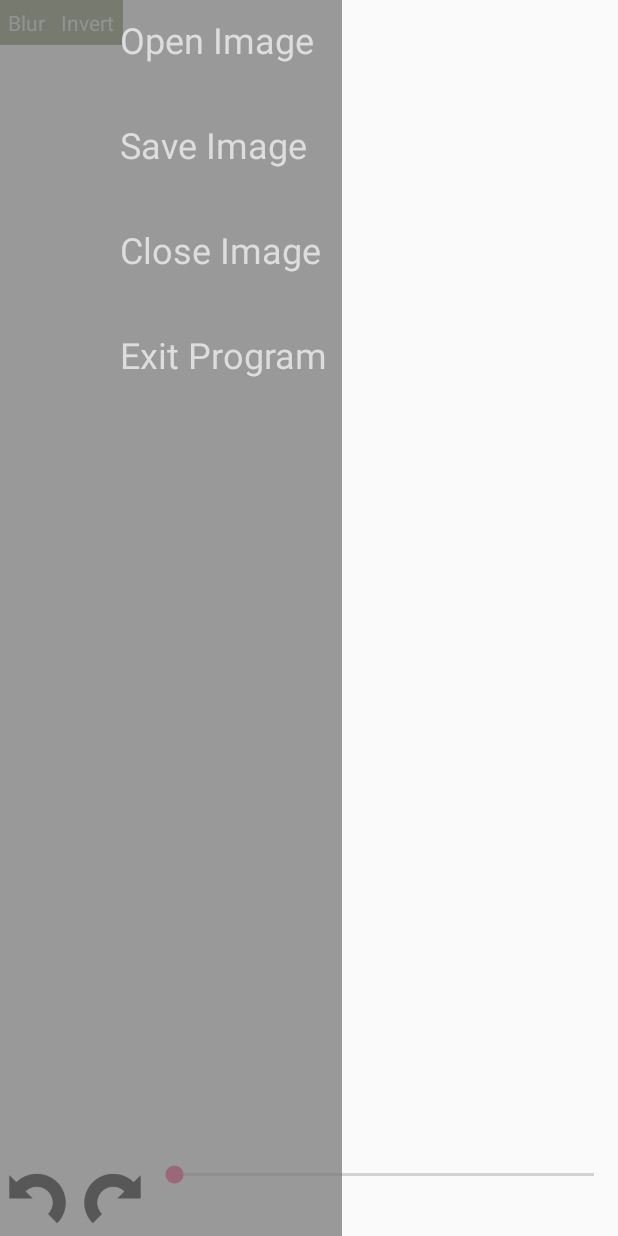
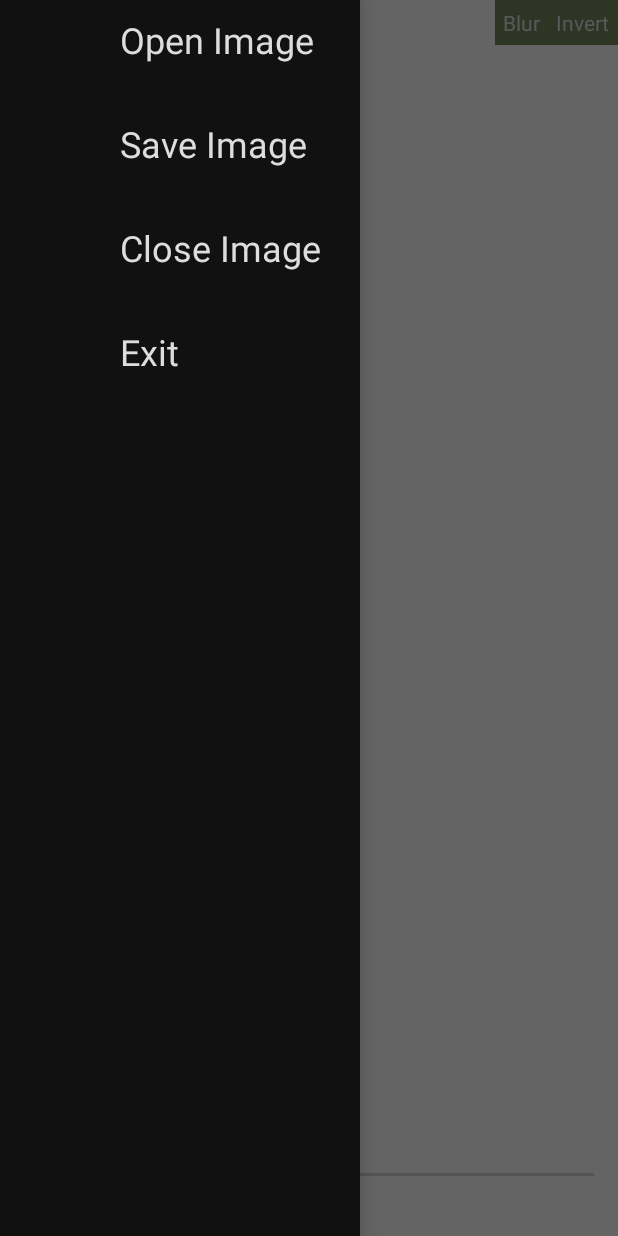
Before and after one commit to m-socha/ImageFiltersAndroid, an Android app: the screen it shows after launch (MediaEffectActivity), on a phone screen of 412 x 824 dp. Run offline under Robolectric (Android 15) with nearby library versions, the phone set to English and light mode, and no system bars.

Commit message:
Nav drawer added

```diff
--- a/app/src/main/AndroidManifest.xml
+++ b/app/src/main/AndroidManifest.xml
@@ -5,6 +5,7 @@
     <uses-permission android:name="android.permission.READ_EXTERNAL_STORAGE" />
 
     <application
+        android:name="com.example.michael.imageblurrer.Core.ImageFilterApplication"
         android:allowBackup="true"
         android:icon="@mipmap/ic_launcher"
         android:label="@string/app_name"
--- a/app/src/main/java/com/example/michael/imageblurrer/Activities/MediaEffectActivity.java
+++ b/app/src/main/java/com/example/michael/imageblurrer/Activities/MediaEffectActivity.java
@@ -11,29 +11,42 @@ import android.graphics.Matrix;
 import android.net.Uri;
 import android.os.Bundle;
 import android.provider.MediaStore;
+import android.support.v4.content.ContextCompat;
+import android.support.v4.widget.DrawerLayout;
 import android.util.Log;
+import android.view.Gravity;
 import android.view.MotionEvent;
 import android.view.View;
+import android.widget.AdapterView;
+import android.widget.Button;
 import android.widget.ImageView;
 import android.widget.LinearLayout;
+import android.widget.ListView;
 import android.widget.SeekBar;
+import android.widget.TextView;
 
+import com.example.michael.imageblurrer.Adapters.NavDrawerListAdapter;
 import com.example.michael.imageblurrer.Filters.BlurFilter;
 import com.example.michael.imageblurrer.Filters.EffectFilter;
 import com.example.michael.imageblurrer.Filters.InvertFilter;
+import com.example.michael.imageblurrer.Models.NavDrawerItem;
 import com.example.michael.imageblurrer.R;
 import com.example.michael.imageblurrer.StateClasses.FilterState;
 
+import java.util.ArrayList;
+import java.util.Arrays;
 import java.util.HashMap;
+import java.util.Map;
 import java.util.Stack;
 public class MediaEffectActivity extends Activity implements View.OnTouchListener {
 
 	private final static int LOAD_IMAGE_RESULT = 1;
 
-	private LinearLayout openImageContainer;
-	private LinearLayout saveImageContainer;
-	private LinearLayout closeImageContainer;
-	private LinearLayout exitProgramContainer;
+	private DrawerLayout navDrawerLayout;
+
+	private LinearLayout tabHolderLayout;
+	private TextView blurFilterTab;
+	private TextView invertFilterTab;
 
 	private ImageView mainImageView;
 
@@ -41,8 +54,8 @@ public class MediaEffectActivity extends Activity implements View.OnTouchListene
 	private ImageView rotateCcwImage;
 	private SeekBar filterWeightSeekBar;
 
-	private HashMap<String, EffectFilter> labelToFilter;
-	private Stack<FilterState> stateStack;
+	private final HashMap<Integer, EffectFilter> labelToFilter = new HashMap<>();
+	private final Stack<FilterState> stateStack = new Stack<>();
 
 	private int rotationAngle = 0;
 
@@ -51,14 +64,7 @@ public class MediaEffectActivity extends Activity implements View.OnTouchListene
 		super.onCreate(savedInstanceState);
 		setContentView(R.layout.activity_media_effect);
 
-		this.openImageContainer = (LinearLayout) findViewById(R.id.open_image_container);
-		this.openImageContainer.setOnTouchListener(this);
-		this.saveImageContainer = (LinearLayout) findViewById(R.id.save_image_container);
-		this.saveImageContainer.setOnTouchListener(this);
-		this.closeImageContainer = (LinearLayout) findViewById(R.id.close_image_container);
-		this.closeImageContainer.setOnTouchListener(this);
-		this.exitProgramContainer = (LinearLayout) findViewById(R.id.exit_program_container);
-		this.exitProgramContainer.setOnTouchListener(this);
+		setupNavDrawer();
 
 		this.mainImageView = (ImageView) findViewById(R.id.main_image_view);
 
@@ -78,33 +84,89 @@ public class MediaEffectActivity extends Activity implements View.OnTouchListene
 
 			@Override
 			public void onStopTrackingTouch(SeekBar seekBar) {
-				Log.v("SeekbarProgress", seekBar.getProgress() + "");
+				MediaEffectActivity.this.getCurrentFilterState().updateFilter((float) seekBar.getProgress() / 100);
+				MediaEffectActivity.this.updateBitmap();
 			}
 		});
 
-		this.stateStack = new Stack<>();
+		this.setupLabelToFilterMap();
+		this.setupFilterTabViews();
 
 	}
 
+	private void setupNavDrawer() {
+		this.navDrawerLayout = (DrawerLayout) findViewById(R.id.nav_drawer_layout);
+		final ListView navDrawerListView = (ListView) findViewById(R.id.nav_drawer_list);
+		final ArrayList<NavDrawerItem> navDrawerItems = new ArrayList<>(Arrays.asList(
+				new NavDrawerItem(R.string.open_image, 0),
+				new NavDrawerItem(R.string.save_image, 0),
+				new NavDrawerItem(R.string.close_image, 0),
+				new NavDrawerItem(R.string.exit_program, 0)
+		));
+		final NavDrawerListAdapter navDrawerListAdapter = new NavDrawerListAdapter(this, navDrawerItems);
+		navDrawerListView.setAdapter(navDrawerListAdapter);
+		navDrawerListView.setOnItemClickListener(new AdapterView.OnItemClickListener() {
+			@Override
+			public void onItemClick(AdapterView<?> parent, View navDrawerItemView, int position, long id) {
+				final NavDrawerItem navDrawerItem = navDrawerItems.get(position);
+				switch (navDrawerItem.headingId) {
+					case R.string.open_image:
+						final Intent intent = new Intent(Intent.ACTION_PICK, android.provider.MediaStore.Images.Media.EXTERNAL_CONTENT_URI);
+						startActivityForResult(intent, LOAD_IMAGE_RESULT);
+						break;
+					case R.string.exit_program:
+						exitProgramDialog();
+						break;
+				}
+			}
+		});
+		this.openNavDrawer();
+	}
+
 	private void setupLabelToFilterMap() {
-		this.labelToFilter = new HashMap<>();
-		this.labelToFilter.put(getString(R.string.blur_tab), new BlurFilter());
-		this.labelToFilter.put(getString(R.string.invert_tab), new InvertFilter());
+		this.labelToFilter.put(R.id.blur_filter_tab, new BlurFilter());
+		this.labelToFilter.put(R.id.invert_filter_tab, new InvertFilter());
+	}
+
+	private void setupFilterTabViews() {
+		this.tabHolderLayout = (LinearLayout) findViewById(R.id.tab_holder_layout);
+		this.blurFilterTab = (TextView) findViewById(R.id.blur_filter_tab);
+		this.blurFilterTab.setOnTouchListener(this);
+		this.invertFilterTab = (TextView) findViewById(R.id.invert_filter_tab);
+		this.invertFilterTab.setOnTouchListener(this);
+	}
+
+	private void updateForFilter(int filterId) {
+		final FilterState currentState = this.getCurrentFilterState();
+		final EffectFilter newFilter = this.labelToFilter.get(filterId);
+		this.updateForFilter(currentState, newFilter);
+	}
+
+	private void updateForFilter(FilterState currentState, EffectFilter newFilter) {
+		currentState.setSelectedFilter(newFilter);
+
+		for(int i = 0; i < this.tabHolderLayout.getChildCount(); i++) {
+			final TextView tab = (TextView) this.tabHolderLayout.getChildAt(i);
+			tab.setBackgroundColor((tab.getId() == this.getIdByFilter(newFilter) ? ContextCompat.getColor(this, R.color.filter_tab_selected_background)
+					: ContextCompat.getColor(this, R.color.filter_tab_background)));
+		}
+
+		this.filterWeightSeekBar.setProgress(Math.round(currentState.getAppliedWeight(newFilter) * 100));
+	}
+
+	private int getIdByFilter(EffectFilter filter) {
+		for(Map.Entry<Integer, EffectFilter> entry : this.labelToFilter.entrySet()) {
+			if(entry.getValue().equals(filter)) {
+				return entry.getKey();
+			}
+		}
+		return FilterState.FILTER_NOT_FOUND;
 	}
 
 	@Override
 	public boolean onTouch(View view, MotionEvent event) {
 		if(event.getAction() == MotionEvent.ACTION_DOWN) {
 			switch(view.getId()) {
-				case R.id.open_image_container:
-					Intent intent = new Intent(Intent.ACTION_PICK, android.provider.MediaStore.Images.Media.EXTERNAL_CONTENT_URI);
-					startActivityForResult(intent, LOAD_IMAGE_RESULT);
-					break;
-
-				case R.id.exit_program_container:
-					this.exitProgramDialog();
-					break;
-
 				case R.id.rotate_cw_image:
 					this.updateRotationAngle(90);
 					this.updateBitmap();
@@ -114,11 +176,20 @@ public class MediaEffectActivity extends Activity implements View.OnTouchListene
 					this.updateRotationAngle(-90);
 					this.updateBitmap();
 					break;
+
+				case R.id.blur_filter_tab:
+				case R.id.invert_filter_tab:
+					this.updateForFilter(view.getId());
+					break;
 			}
 			return true;
 		} else {
 			return false;
 		}
+	}
+
+	private FilterState getCurrentFilterState() {
+		return this.stateStack.peek();
 	}
 
 	@Override
@@ -135,17 +206,19 @@ public class MediaEffectActivity extends Activity implements View.OnTouchListene
 			String picturePath = cursor.getString(columnIndex);
 			cursor.close();
 
+			this.closeNavDrawer();
+
 			Bitmap originalBitmap = BitmapFactory.decodeFile(picturePath);
 			this.stateStack.push(new FilterState(originalBitmap));
 			this.updateRotationAngle(90);
 			this.updateBitmap();
+			this.updateForFilter(this.stateStack.peek(), new BlurFilter());
 		}
 	}
 
 	private void updateBitmap() {
 		Bitmap filtersApplied = this.stateStack.peek().generateBitmap();
 		Bitmap rotatedBitmap = this.rotateBitmap(filtersApplied);
-		filtersApplied.recycle();
 		this.mainImageView.setImageBitmap(rotatedBitmap);
 	}
 
@@ -178,4 +251,12 @@ public class MediaEffectActivity extends Activity implements View.OnTouchListene
 				.show();
 	}
 
+	private void openNavDrawer() {
+		this.navDrawerLayout.openDrawer(Gravity.LEFT);
+	}
+
+	private void closeNavDrawer() {
+		this.navDrawerLayout.closeDrawer(Gravity.LEFT);
+	}
+
 }
--- /dev/null
+++ b/app/src/main/java/com/example/michael/imageblurrer/Adapters/NavDrawerListAdapter.java
@@ -0,0 +1,36 @@
+package com.example.michael.imageblurrer.Adapters;
+
+import android.content.Context;
+import android.view.LayoutInflater;
+import android.view.View;
+import android.view.ViewGroup;
+import android.widget.ArrayAdapter;
+import android.widget.ImageView;
+import android.widget.TextView;
+
+import com.example.michael.imageblurrer.Core.ImageFilterApplication;
+import com.example.michael.imageblurrer.Models.NavDrawerItem;
+import com.example.michael.imageblurrer.R;
+
+import java.util.ArrayList;
+
+public class NavDrawerListAdapter extends ArrayAdapter<NavDrawerItem> {
+
+	public NavDrawerListAdapter(Context context, ArrayList<NavDrawerItem> navDrawerItems) {
+		super(context, 0, navDrawerItems);
+	}
+
+	@Override
+	public View getView(int position, View navItemView, ViewGroup parent) {
+		final NavDrawerItem navDrawerItem = getItem(position);
+		if (navItemView == null) {
+			navItemView = LayoutInflater.from(getContext()).inflate(R.layout.nav_drawer_item, parent, false);
+		}
+		final ImageView navImage = (ImageView) navItemView.findViewById(R.id.nav_image);
+		final TextView navHeading = (TextView) navItemView.findViewById(R.id.nav_heading);
+//		navImage.setImageResource(ImageFilterApplication.getAppInstance().getAppContext().getDrawable(1));
+		navHeading.setText(navDrawerItem.headingId);
+		return navItemView;
+	}
+
+}
--- /dev/null
+++ b/app/src/main/java/com/example/michael/imageblurrer/Core/ImageFilterApplication.java
@@ -0,0 +1,23 @@
+package com.example.michael.imageblurrer.Core;
+
+import android.app.Application;
+import android.content.Context;
+
+public class ImageFilterApplication extends Application {
+
+	private static ImageFilterApplication appInstance;
+
+	public static ImageFilterApplication getAppInstance() {
+		return appInstance;
+	}
+
+	public Context getAppContext() {
+		return appInstance.getApplicationContext();
+	}
+
+	@Override
+	public void onCreate() {
+		super.onCreate();
+		appInstance = this;
+	}
+}
--- /dev/null
+++ b/app/src/main/java/com/example/michael/imageblurrer/Models/NavDrawerItem.java
@@ -0,0 +1,13 @@
+package com.example.michael.imageblurrer.Models;
+
+public class NavDrawerItem {
+
+	public final int headingId;
+	public final int imageId;
+
+	public NavDrawerItem(int headingId, int imageId) {
+		this.headingId = headingId;
+		this.imageId = imageId;
+	}
+
+}
--- a/app/src/main/res/layout/activity_media_effect.xml
+++ b/app/src/main/res/layout/activity_media_effect.xml
@@ -1,30 +1,42 @@
-<?xml version="1.0" encoding="utf-8"?>
+<android.support.v4.widget.DrawerLayout
+    xmlns:android="http://schemas.android.com/apk/res/android"
+    android:id="@+id/nav_drawer_layout"
+    android:layout_width="match_parent"
+    android:layout_height="match_parent">
+
     <FrameLayout
-    xmlns:android="http://schemas.android.com/apk/res/android"
-    xmlns:tools="http://schemas.android.com/tools"
         android:layout_width="match_parent"
-    android:layout_height="match_parent"
-    tools:context=".Activities.MediaEffectActivity">
+        android:layout_height="match_parent">
 
         <RelativeLayout
             android:layout_width="match_parent"
             android:layout_height="match_parent"
             android:orientation="vertical">
 
-        <include layout="@layout/topbar_layout"></include>
+            <include layout="@layout/topbar_layout"/>
 
             <ImageView
                 android:id="@+id/main_image_view"
-            android:layout_width="wrap_content"
-            android:layout_height="wrap_content"
+                android:layout_width="match_parent"
+                android:layout_height="match_parent"
+                android:scaleType="fitCenter"
                 android:layout_centerInParent="true"
                 android:layout_marginTop="50dp"
                 android:layout_marginBottom="50dp"/>
 
-        <include layout="@layout/bottombar_layout"></include>
+            <include layout="@layout/bottombar_layout"/>
 
         </RelativeLayout>
 
-    <include layout="@layout/sidebar_layout"></include>
+    </FrameLayout>
 
-</FrameLayout>
+    <ListView android:id="@+id/nav_drawer_list"
+              android:layout_width="240dp"
+              android:layout_height="match_parent"
+              android:layout_gravity="start"
+              android:choiceMode="singleChoice"
+              android:divider="@android:color/transparent"
+              android:dividerHeight="0dp"
+              android:background="#111"/>
+
+</android.support.v4.widget.DrawerLayout>
--- /dev/null
+++ b/app/src/main/res/layout/nav_drawer_item.xml
@@ -0,0 +1,15 @@
+<?xml version="1.0" encoding="utf-8"?>
+<LinearLayout xmlns:android="http://schemas.android.com/apk/res/android"
+              android:orientation="horizontal"
+              android:layout_width="match_parent"
+              android:layout_height="match_parent">
+
+    <ImageView
+        android:id="@+id/nav_image"
+        style="@style/nav_image"/>
+
+    <TextView
+        android:id="@+id/nav_heading"
+        style="@style/nav_heading"/>
+
+</LinearLayout>
--- a/app/src/main/res/layout/sidebar_layout.xml
+++ /dev/null
@@ -1,60 +0,0 @@
-<?xml version="1.0" encoding="utf-8"?>
-<LinearLayout xmlns:android="http://schemas.android.com/apk/res/android"
-              android:orientation="vertical"
-              android:layout_width="wrap_content"
-              android:layout_height="match_parent"
-            android:background="@color/dark_grey_transparent">
-
-    <LinearLayout
-        android:id="@+id/open_image_container"
-        style="@style/sidebar_entry_container">
-
-        <ImageView
-            style="@style/sidebar_image"/>
-
-        <TextView
-            style="@style/sidebar_label"
-            android:text="@string/open_image"/>
-
-    </LinearLayout>
-
-    <LinearLayout
-        android:id="@+id/save_image_container"
-        style="@style/sidebar_entry_container">
-
-        <ImageView
-            style="@style/sidebar_image"/>
-
-        <TextView
-            style="@style/sidebar_label"
-            android:text="@string/save_image"/>
-
-    </LinearLayout>
-
-    <LinearLayout
-        android:id="@+id/close_image_container"
-        style="@style/sidebar_entry_container">
-
-        <ImageView
-            style="@style/sidebar_image"/>
-
-        <TextView
-            style="@style/sidebar_label"
-            android:text="@string/close_image"/>
-
-    </LinearLayout>
-
-    <LinearLayout
-        android:id="@+id/exit_program_container"
-        style="@style/sidebar_entry_container">
-
-        <ImageView
-            style="@style/sidebar_image"/>
-
-        <TextView
-            style="@style/sidebar_label"
-            android:text="@string/exit_program"/>
-
-    </LinearLayout>
-
-</LinearLayout>
--- a/app/src/main/res/layout/topbar_layout.xml
+++ b/app/src/main/res/layout/topbar_layout.xml
@@ -8,9 +8,15 @@
         android:layout_width="match_parent"
         android:layout_height="wrap_content">
 
+        <RelativeLayout
+            android:layout_width="match_parent"
+            android:layout_height="wrap_content">
+
             <LinearLayout
-            android:layout_width="match_parent"
+                android:id="@+id/tab_holder_layout"
+                android:layout_width="wrap_content"
                 android:layout_height="wrap_content"
+                android:layout_alignParentRight="true"
                 android:orientation="horizontal">
 
                 <TextView
@@ -25,6 +31,8 @@
 
             </LinearLayout>
 
+        </RelativeLayout>
+
     </ScrollView>
 
 </RelativeLayout>
--- a/app/src/main/res/values/colors.xml
+++ b/app/src/main/res/values/colors.xml
@@ -7,5 +7,6 @@
     <color name="light_text">#DDDDDD</color>
     <color name="dark_grey_transparent">#BB777777</color>
     <color name="filter_tab_background">#75845C</color>
+    <color name="filter_tab_selected_background">#FF0214</color>
 
 </resources>
--- a/app/src/main/res/values/strings.xml
+++ b/app/src/main/res/values/strings.xml
@@ -3,7 +3,7 @@
 
     <!-- region general -->
     <string name="cancel">Cancel</string>
-    <string name="exit_program">Exit Program</string>
+    <string name="exit_program">Exit</string>
     <!-- end region -->
 
     <!--region exit-->
--- a/app/src/main/res/values/styles.xml
+++ b/app/src/main/res/values/styles.xml
@@ -15,14 +15,14 @@
         <item name="android:orientation">horizontal</item>
     </style>
 
-    <style name="sidebar_image">
+    <style name="nav_image">
         <item name="android:layout_width">50dp</item>
         <item name="android:layout_height">50dp</item>
         <item name="android:scaleType">fitCenter</item>
         <item name="android:layout_margin">10dp</item>
     </style>
 
-    <style name="sidebar_label">
+    <style name="nav_heading">
         <item name="android:layout_width">wrap_content</item>
         <item name="android:layout_height">wrap_content</item>
         <item name="android:textSize">24sp</item>
```
Also changed, not shown: app/src/main/java/com/example/michael/imageblurrer/Filters/BlurFilter.java (+24 -4 lines), app/src/main/java/com/example/michael/imageblurrer/Filters/EffectFilter.java (+2 -13 lines), app/src/main/java/com/example/michael/imageblurrer/Filters/InvertFilter.java (+20 -2 lines), app/src/main/java/com/example/michael/imageblurrer/StateClasses/FilterState.java (+39 -18 lines), 1 other file. Lines whose indentation alone changed are shown as unchanged.
